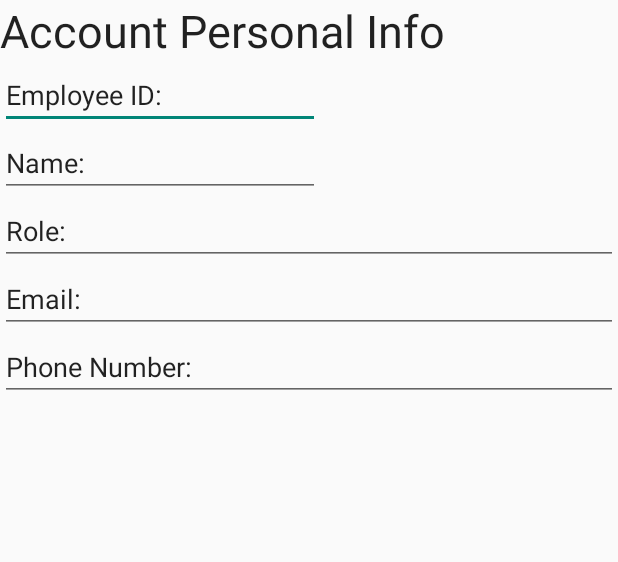
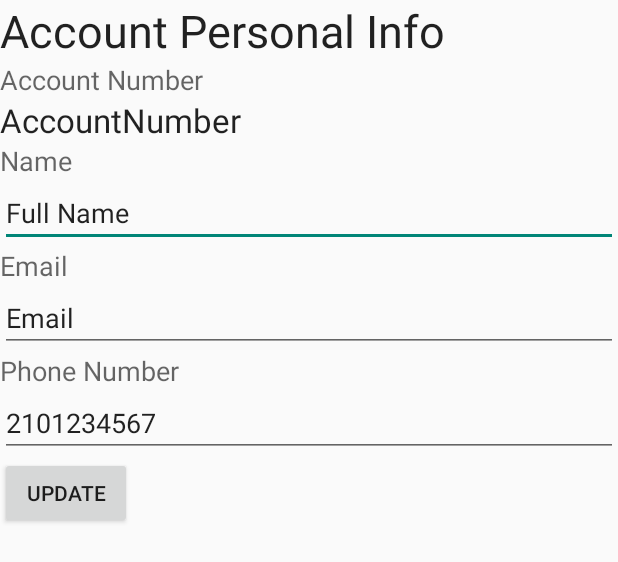
Before and after one commit to Rodneyxr/eventplanner, an Android app: the layout fragment_info.xml on its own in the app's theme, with its tools: preview values and no code run, on a phone screen of 412 x 824 dp. Shown: the top 562 px of the screen. Run offline under Robolectric (Android 15) with nearby library versions, the light colour scheme and no system bars.

Commit message:
Fixed up personal info view

```diff
--- a/app/src/main/java/cs3773/com/eventplanner/server/ServerRequest.java
+++ b/app/src/main/java/cs3773/com/eventplanner/server/ServerRequest.java
@@ -18,7 +18,7 @@ import java.util.Map;
  * <p/>
  * This class will be responsible for communication with the server.
  */
-public final class ServerRequest {
+public class ServerRequest {
 
     // the link to send the request to
     private ServerLink link;
@@ -88,7 +88,6 @@ public final class ServerRequest {
             throw new ServerRequestException("ServerRequest.send(): IOException (error communicating with the server)");
         }
 
-
         return this;
     }
 
--- a/app/src/main/res/layout/activity_login.xml
+++ b/app/src/main/res/layout/activity_login.xml
@@ -1,43 +1,70 @@
 <LinearLayout xmlns:android="http://schemas.android.com/apk/res/android"
-    xmlns:tools="http://schemas.android.com/tools" android:layout_width="match_parent"
-    android:layout_height="match_parent" android:gravity="center_horizontal"
+    xmlns:tools="http://schemas.android.com/tools"
+    android:layout_width="match_parent"
+    android:layout_height="match_parent"
+    android:gravity="center_horizontal"
     android:paddingBottom="@dimen/activity_vertical_margin"
     android:paddingLeft="@dimen/activity_horizontal_margin"
     android:paddingRight="@dimen/activity_horizontal_margin"
-    android:paddingTop="@dimen/activity_vertical_margin" tools:context=".LoginActivity"
+    android:paddingTop="@dimen/activity_vertical_margin"
+    tools:context=".LoginActivity"
     android:id="@+id/relativeLayout1"
     android:orientation="vertical">
 
     <!-- Login progress -->
-    <ProgressBar android:id="@+id/login_progress" style="?android:attr/progressBarStyleLarge"
-        android:layout_width="wrap_content" android:layout_height="wrap_content"
-        android:layout_marginBottom="8dp" android:visibility="gone"
-        android:layout_gravity="left" />
+    <ProgressBar
+        android:id="@+id/login_progress"
+        style="?android:attr/progressBarStyleLarge"
+        android:layout_width="wrap_content"
+        android:layout_height="wrap_content"
+        android:layout_marginBottom="8dp"
+        android:visibility="gone"
+        android:layout_gravity="start" />
 
-    <ScrollView android:id="@+id/login_form" android:layout_width="match_parent"
+    <ScrollView
+        android:id="@+id/login_form"
+        android:layout_width="match_parent"
         android:layout_height="match_parent">
 
-        <LinearLayout android:id="@+id/email_login_form" android:layout_width="match_parent"
-            android:layout_height="wrap_content" android:orientation="vertical">
+        <LinearLayout
+            android:id="@+id/email_login_form"
+            android:layout_width="match_parent"
+            android:layout_height="wrap_content"
+            android:orientation="vertical">
 
-            <AutoCompleteTextView android:id="@+id/email" android:layout_width="match_parent"
-                android:layout_height="wrap_content" android:hint="@string/prompt_username"
-                android:inputType="textEmailAddress" android:maxLines="1"
+            <AutoCompleteTextView
+                android:id="@+id/email"
+                android:layout_width="match_parent"
+                android:layout_height="wrap_content"
+                android:hint="@string/prompt_username"
+                android:inputType="textEmailAddress"
+                android:maxLines="1"
                 android:singleLine="true" />
 
-            <EditText android:id="@+id/password" android:layout_width="match_parent"
-                android:layout_height="wrap_content" android:hint="@string/prompt_password"
+            <EditText
+                android:id="@+id/password"
+                android:layout_width="match_parent"
+                android:layout_height="wrap_content"
+                android:hint="@string/prompt_password"
                 android:imeActionId="@+id/login"
                 android:imeActionLabel="@string/action_sign_in"
-                android:imeOptions="actionUnspecified" android:inputType="textPassword"
-                android:maxLines="1" android:singleLine="true" />
+                android:imeOptions="actionUnspecified"
+                android:inputType="textPassword"
+                android:maxLines="1"
+                android:singleLine="true" />
 
-            <Button android:id="@+id/email_sign_in_button" style="@style/AppTheme"
-                android:layout_width="match_parent" android:layout_height="wrap_content"
-                android:layout_marginTop="16dp" android:text="@string/action_sign_in"
+            <Button
+                android:id="@+id/email_sign_in_button"
+                style="@style/AppTheme"
+                android:layout_width="match_parent"
+                android:layout_height="wrap_content"
+                android:layout_marginTop="16dp"
+                android:text="@string/action_sign_in"
                 android:textStyle="bold" />
 
-            <Button android:id="@+id/email_forgot_password" style="@style/AppTheme"
+            <Button
+                android:id="@+id/email_forgot_password"
+                style="@style/AppTheme"
                 android:layout_width="match_parent"
                 android:layout_height="wrap_content"
                 android:text="@string/action_forgot_password"
--- /dev/null
+++ b/app/src/main/res/layout/fragment_calendar.xml
@@ -0,0 +1,10 @@
+<FrameLayout xmlns:android="http://schemas.android.com/apk/res/android"
+    xmlns:tools="http://schemas.android.com/tools" android:layout_width="match_parent"
+    android:layout_height="match_parent" tools:context=".CalendarFragment">
+
+    <com.google.android.gms.plus.PlusOneButton
+        xmlns:plus="http://schemas.android.com/apk/lib/com.google.android.gms.plus"
+        android:id="@+id/plus_one_button" android:layout_width="wrap_content"
+        android:layout_height="wrap_content" plus:size="standard" plus:annotation="inline" />
+
+</FrameLayout>
--- a/app/src/main/res/layout/fragment_calendar2.xml
+++ b/app/src/main/res/layout/fragment_calendar2.xml
@@ -1,6 +1,8 @@
 <FrameLayout xmlns:android="http://schemas.android.com/apk/res/android"
-    xmlns:tools="http://schemas.android.com/tools" android:layout_width="match_parent"
-    android:layout_height="fill_parent" tools:context="cs3773.com.eventplanner.CalendarFragment">
+    xmlns:tools="http://schemas.android.com/tools"
+    android:layout_width="match_parent"
+    android:layout_height="fill_parent"
+    tools:context="cs3773.com.eventplanner.CalendarFragment">
 
     <!-- TODO: Update blank fragment layout -->
 
--- a/app/src/main/res/layout/fragment_chat.xml
+++ b/app/src/main/res/layout/fragment_chat.xml
@@ -1,6 +1,8 @@
 <FrameLayout xmlns:android="http://schemas.android.com/apk/res/android"
-    xmlns:tools="http://schemas.android.com/tools" android:layout_width="match_parent"
-    android:layout_height="fill_parent" tools:context="cs3773.com.eventplanner.ChatFragment">
+    xmlns:tools="http://schemas.android.com/tools"
+    android:layout_width="match_parent"
+    android:layout_height="fill_parent"
+    tools:context="cs3773.com.eventplanner.ChatFragment">
 
     <!-- TODO: Update blank fragment layout -->
 
--- a/app/src/main/res/layout/fragment_event.xml
+++ b/app/src/main/res/layout/fragment_event.xml
@@ -1,6 +1,8 @@
 <LinearLayout xmlns:android="http://schemas.android.com/apk/res/android"
-    xmlns:tools="http://schemas.android.com/tools" android:layout_width="fill_parent"
-    android:layout_height="fill_parent" tools:context="cs3773.com.eventplanner.EventFragment"
+    xmlns:tools="http://schemas.android.com/tools"
+    android:layout_width="fill_parent"
+    android:layout_height="fill_parent"
+    tools:context="cs3773.com.eventplanner.EventFragment"
     android:orientation="vertical">
 
     <!-- TODO: Update blank fragment layout -->
--- a/app/src/main/res/layout/fragment_info.xml
+++ b/app/src/main/res/layout/fragment_info.xml
@@ -1,7 +1,9 @@
 <LinearLayout xmlns:android="http://schemas.android.com/apk/res/android"
-    xmlns:tools="http://schemas.android.com/tools" android:layout_width="match_parent"
+    xmlns:tools="http://schemas.android.com/tools"
+    android:layout_width="match_parent"
     android:orientation="vertical"
-    android:layout_height="fill_parent" tools:context="cs3773.com.eventplanner.InfoFragment">
+    android:layout_height="fill_parent"
+    tools:context="cs3773.com.eventplanner.InfoFragment">
 
     <!-- TODO: Update blank fragment layout -->
 
@@ -13,45 +15,69 @@
         android:id="@+id/textView2"
         android:textSize="30dp" />
 
-    <EditText
+    <TextView
         android:layout_width="wrap_content"
         android:layout_height="wrap_content"
-        android:inputType="textPersonName"
-        android:text="Employee ID:"
-        android:ems="10"
-        android:id="@+id/editText2"
-        android:layout_gravity="left|top" />
+        android:textAppearance="?android:attr/textAppearanceMedium"
+        android:text="Account Number"
+        android:id="@+id/textViewAccountNumber" />
 
-    <EditText
+    <TextView
         android:layout_width="wrap_content"
         android:layout_height="wrap_content"
-        android:inputType="textPersonName"
-        android:text="Name:"
-        android:ems="10"
-        android:id="@+id/editText4" />
+        android:textAppearance="?android:attr/textAppearanceLarge"
+        android:text="AccountNumber"
+        android:id="@+id/textViewAccountUUID" />
+
+    <TextView
+        android:layout_width="wrap_content"
+        android:layout_height="wrap_content"
+        android:textAppearance="?android:attr/textAppearanceMedium"
+        android:text="Name"
+        android:id="@+id/textViewAccountName" />
 
     <EditText
         android:layout_width="match_parent"
         android:layout_height="wrap_content"
         android:inputType="textPersonName"
-        android:text="Role:"
+        android:text="Full Name"
         android:ems="10"
-        android:id="@+id/editText5" />
+        android:id="@+id/editTextAccountName" />
+
+    <TextView
+        android:layout_width="wrap_content"
+        android:layout_height="wrap_content"
+        android:textAppearance="?android:attr/textAppearanceMedium"
+        android:text="Email"
+        android:id="@+id/textViewAccountEmail" />
 
     <EditText
         android:layout_width="match_parent"
         android:layout_height="wrap_content"
         android:inputType="textEmailAddress"
         android:ems="10"
-        android:id="@+id/editText6"
-        android:text="Email:" />
+        android:id="@+id/editTextAccountEmail"
+        android:text="Email" />
+
+    <TextView
+        android:layout_width="wrap_content"
+        android:layout_height="wrap_content"
+        android:textAppearance="?android:attr/textAppearanceMedium"
+        android:text="Phone Number"
+        android:id="@+id/textViewAccountPhoneNumber" />
 
     <EditText
         android:layout_width="match_parent"
         android:layout_height="wrap_content"
         android:inputType="phone"
         android:ems="10"
-        android:id="@+id/editText7"
-        android:text="Phone Number:" />
+        android:id="@+id/editTextAccountPhoneNumber"
+        android:text="2101234567" />
+
+    <Button
+        android:layout_width="wrap_content"
+        android:layout_height="wrap_content"
+        android:text="Update"
+        android:id="@+id/buttonUpdateAccountInfo" />
 
 </LinearLayout>
```
Also changed, not shown: app/src/main/res/layout/activity_menu.xml (+11 -5 lines), app/src/main/res/layout/fragment_menu.xml (+7 -3 lines), app/src/main/res/layout/fragment_navigation_drawer.xml (+8 -4 lines), app/src/main/java/cs3773/com/eventplanner/activities/LoginActivity.java (line endings or trailing spaces).
